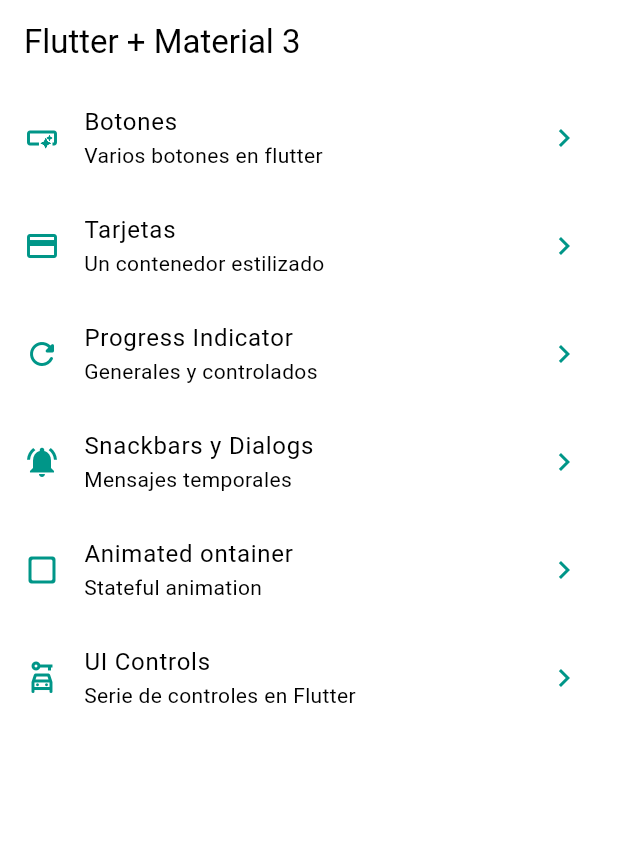
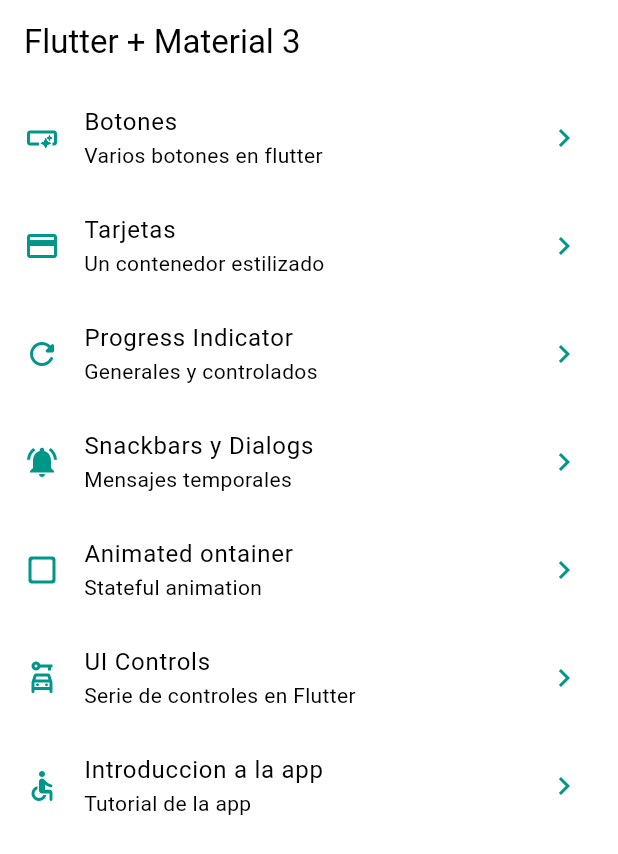
Before and after one commit to GustavoQuispeC/Widgets_App, a Flutter app: the screen it shows after launch, on a phone screen of 412 x 824 dp. Shown: the top 854 px of the screen. Run offline on Flutter 3.47's test engine with Material 3 defaults, Android fonts, the phone set to English and light mode, and no system bars; our stand-ins replace go_router.

Commit message:
implementado tutorial

```diff
--- a/lib/config/menu/menu_items.dart
+++ b/lib/config/menu/menu_items.dart
@@ -44,4 +44,9 @@ const appMenuItems = <MenuItem>[
       subtitle: 'Serie de controles en Flutter',
       link: '/ui-controls',
       icon: Icons.car_rental_outlined),
+  MenuItem(
+      title: 'Introduccion a la app',
+      subtitle: 'Tutorial de la app',
+      link: '/app-tutorial',
+      icon: Icons.accessible_rounded),
 ];
--- a/lib/config/router/app_router.dart
+++ b/lib/config/router/app_router.dart
@@ -30,5 +30,10 @@ final appRouter = GoRouter(initialLocation: '/', routes: [
   GoRoute(
       path: '/ui-controls',
       name: UiControlsScreen.name,
-      builder: (context, state) => const UiControlsScreen())
+      builder: (context, state) => const UiControlsScreen()),
+  GoRoute(
+    path: '/app-tutorial',
+    name: AppTutorialScreen.name,
+    builder: (context, state) => const AppTutorialScreen(),
+  ),
 ]);
--- a/pubspec.yaml
+++ b/pubspec.yaml
@@ -1,6 +1,6 @@
 name: widgets_app
 description: "A new Flutter project."
-publish_to: 'none'
+publish_to: "none"
 version: 0.1.0
 
 environment:
@@ -19,3 +19,6 @@ dev_dependencies:
 
 flutter:
   uses-material-design: true
+
+assets:
+  - assets/images/
```
Also changed, not shown: lib/presentation/screens/app_tutorial/app_tutorial_screen.dart (+54 -0 lines), assets/Images/1.png (added), assets/Images/2.png (added), assets/Images/3.png (added), assets/Images/jar-loading.gif (added).
